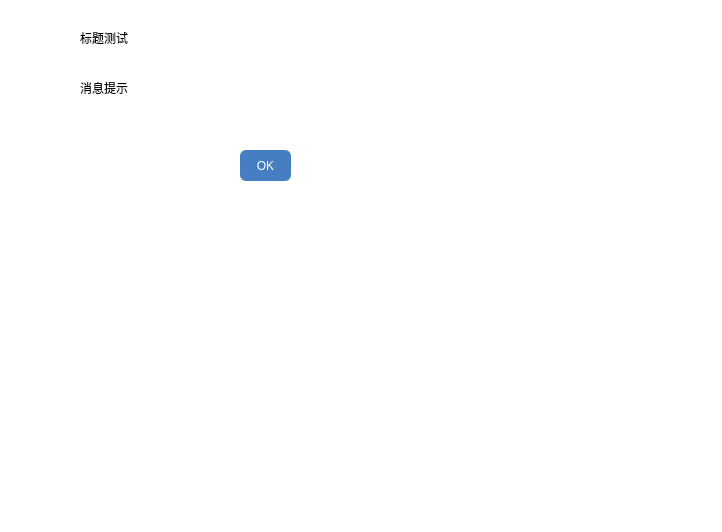
Qt form BTFrameMessage/MsgBox.ui (tianxingithub/BTFrameWindow) before a commit.
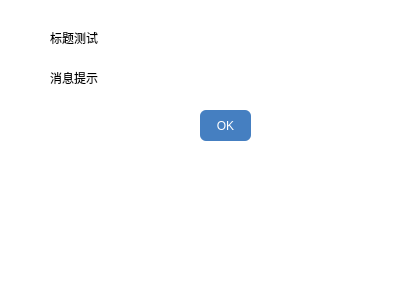
The same form after that commit. Icons and pictures are not drawn.

Commit message: 添加拖动效果

Diff of the .ui file:
```diff
--- a/BTFrameMessage/MsgBox.ui
+++ b/BTFrameMessage/MsgBox.ui
@@ -6,8 +6,8 @@
    <rect>
     <x>0</x>
     <y>0</y>
-    <width>722</width>
-    <height>532</height>
+    <width>405</width>
+    <height>293</height>
    </rect>
   </property>
   <property name="windowTitle">
@@ -15,13 +15,60 @@
   </property>
   <property name="styleSheet">
    <string notr="true">border: none; 
-background-color:white;</string>
+background-color:transparent;</string>
   </property>
+  <layout class="QVBoxLayout" name="verticalLayout">
+   <property name="spacing">
+    <number>0</number>
+   </property>
+   <property name="leftMargin">
+    <number>0</number>
+   </property>
+   <property name="topMargin">
+    <number>0</number>
+   </property>
+   <property name="rightMargin">
+    <number>0</number>
+   </property>
+   <property name="bottomMargin">
+    <number>0</number>
+   </property>
+   <item>
+    <widget class="QFrame" name="frame">
+     <property name="styleSheet">
+      <string notr="true">border-radius:6px;background-color:white;
+</string>
+     </property>
+     <property name="frameShape">
+      <enum>QFrame::StyledPanel</enum>
+     </property>
+     <property name="frameShadow">
+      <enum>QFrame::Raised</enum>
+     </property>
+     <widget class="QLabel" name="msgIcon">
+      <property name="geometry">
+       <rect>
+        <x>10</x>
+        <y>20</y>
+        <width>51</width>
+        <height>31</height>
+       </rect>
+      </property>
+      <property name="styleSheet">
+       <string notr="true"/>
+      </property>
+      <property name="text">
+       <string/>
+      </property>
+      <property name="pixmap">
+       <pixmap>../../../images/BTMsgBox/notice2.png</pixmap>
+      </property>
+     </widget>
   <widget class="QPushButton" name="msgOK">
    <property name="geometry">
     <rect>
-     <x>240</x>
-     <y>150</y>
+        <x>200</x>
+        <y>110</y>
      <width>51</width>
      <height>31</height>
     </rect>
@@ -39,7 +86,7 @@
   <widget class="QPushButton" name="msgX">
    <property name="geometry">
     <rect>
-     <x>290</x>
+        <x>300</x>
      <y>10</y>
      <width>16</width>
      <height>16</height>
@@ -53,31 +100,12 @@
      <normaloff>../../../images/BTMsgBox/wrong2.png</normaloff>../../../images/BTMsgBox/wrong2.png</iconset>
    </property>
   </widget>
-  <widget class="QLabel" name="msgIcon">
-   <property name="geometry">
-    <rect>
-     <x>20</x>
-     <y>20</y>
-     <width>51</width>
-     <height>31</height>
-    </rect>
-   </property>
-   <property name="styleSheet">
-    <string notr="true"/>
-   </property>
-   <property name="text">
-    <string/>
-   </property>
-   <property name="pixmap">
-    <pixmap>../../../images/BTMsgBox/notice2.png</pixmap>
-   </property>
-  </widget>
   <widget class="QLabel" name="msgContent">
    <property name="geometry">
     <rect>
-     <x>80</x>
-     <y>80</y>
-     <width>241</width>
+        <x>50</x>
+        <y>70</y>
+        <width>181</width>
      <height>16</height>
     </rect>
    </property>
@@ -91,7 +119,7 @@
   <widget class="QLabel" name="msgTitle">
    <property name="geometry">
     <rect>
-     <x>80</x>
+        <x>50</x>
      <y>30</y>
      <width>181</width>
      <height>16</height>
@@ -104,6 +132,9 @@
     <string>标题测试</string>
    </property>
   </widget>
+    </widget>
+   </item>
+  </layout>
  </widget>
  <layoutdefault spacing="6" margin="11"/>
  <resources/>
```
Lines whose indentation alone changed are shown as unchanged. The commit also changes 1 other file.
